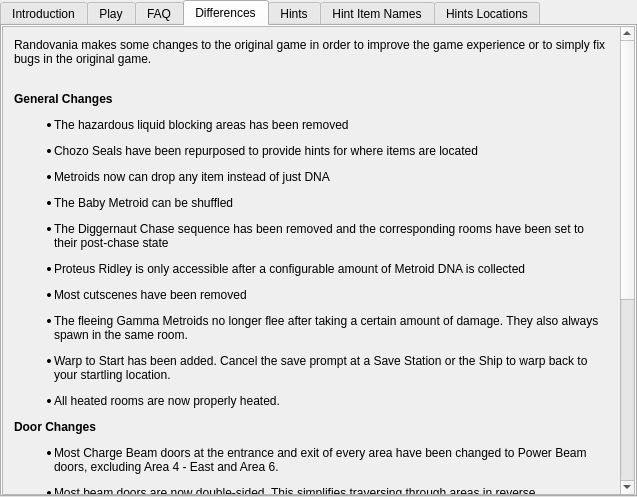
First picture: the form in randovania/gui/ui_files/games_tab_samusreturns_widget.ui, repository randovania/randovania, before the edit.
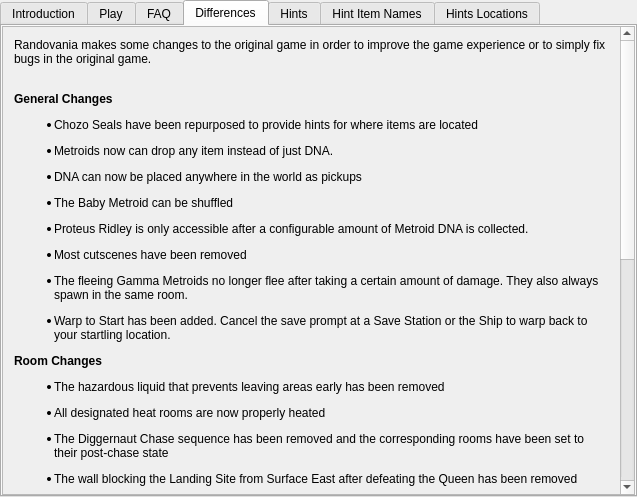
Second picture: the form after the edit. The open tabs and pages were chosen to show the change. Custom widgets are drawn as their Qt base class.

Commit message: Add info about connecting surfaces + cleanup

Diff of the .ui file:
```diff
--- a/randovania/gui/ui_files/games_tab_samusreturns_widget.ui
+++ b/randovania/gui/ui_files/games_tab_samusreturns_widget.ui
@@ -149,16 +149,16 @@
     <property name="geometry">
      <rect>
       <x>0</x>
-      <y>0</y>
+      <y>-46</y>
       <width>617</width>
-      <height>738</height>
+      <height>877</height>
      </rect>
     </property>
     <layout class="QVBoxLayout" name="verticalLayout">
      <item>
       <widget class="QLabel" name="differences_label">
        <property name="text">
-        <string>&lt;html&gt;&lt;head/&gt;&lt;body&gt;&lt;p&gt;Randovania makes some changes to the original game in order to improve the game experience or to simply fix bugs in the original game.&lt;/p&gt;&lt;p&gt;&lt;br/&gt;&lt;span style=&quot; font-weight:600;&quot;&gt;General Changes&lt;/span&gt;&lt;/p&gt;&lt;ul style=&quot;margin-top: 0px; margin-bottom: 0px; margin-left: 0px; margin-right: 0px; -qt-list-indent: 1;&quot;&gt;&lt;li style=&quot; margin-top:12px; margin-bottom:0px; margin-left:0px; margin-right:0px; -qt-block-indent:0; text-indent:0px;&quot;&gt;The hazardous liquid blocking areas has been removed&lt;/li&gt;&lt;li style=&quot; margin-top:12px; margin-bottom:0px; margin-left:0px; margin-right:0px; -qt-block-indent:0; text-indent:0px;&quot;&gt;Chozo Seals have been repurposed to provide hints for where items are located&lt;/li&gt;&lt;li style=&quot; margin-top:12px; margin-bottom:0px; margin-left:0px; margin-right:0px; -qt-block-indent:0; text-indent:0px;&quot;&gt;Metroids now can drop any item instead of just DNA&lt;/li&gt;&lt;li style=&quot; margin-top:12px; margin-bottom:0px; margin-left:0px; margin-right:0px; -qt-block-indent:0; text-indent:0px;&quot;&gt;The Baby Metroid can be shuffled&lt;/li&gt;&lt;li style=&quot; margin-top:12px; margin-bottom:0px; margin-left:0px; margin-right:0px; -qt-block-indent:0; text-indent:0px;&quot;&gt;The Diggernaut Chase sequence has been removed and the corresponding rooms have been set to their post-chase state&lt;/li&gt;&lt;li style=&quot; margin-top:12px; margin-bottom:0px; margin-left:0px; margin-right:0px; -qt-block-indent:0; text-indent:0px;&quot;&gt;Proteus Ridley is only accessible after a configurable amount of Metroid DNA is collected&lt;/li&gt;&lt;li style=&quot; margin-top:12px; margin-bottom:0px; margin-left:0px; margin-right:0px; -qt-block-indent:0; text-indent:0px;&quot;&gt;Most cutscenes have been removed&lt;/li&gt;&lt;li style=&quot; margin-top:12px; margin-bottom:0px; margin-left:0px; margin-right:0px; -qt-block-indent:0; text-indent:0px;&quot;&gt;The fleeing Gamma Metroids no longer flee after taking a certain amount of damage. They also always spawn in the same room.&lt;/li&gt;&lt;li style=&quot; margin-top:12px; margin-bottom:0px; margin-left:0px; margin-right:0px; -qt-block-indent:0; text-indent:0px;&quot;&gt;Warp to Start has been added. Cancel the save prompt at a Save Station or the Ship to warp back to your startling location.&lt;/li&gt;&lt;li style=&quot; margin-top:12px; margin-bottom:0px; margin-left:0px; margin-right:0px; -qt-block-indent:0; text-indent:0px;&quot;&gt;All heated rooms are now properly heated.&lt;/li&gt;&lt;/ul&gt;&lt;p&gt;&lt;span style=&quot; font-weight:600;&quot;&gt;Door Changes&lt;/span&gt;&lt;/p&gt;&lt;ul style=&quot;margin-top: 0px; margin-bottom: 0px; margin-left: 0px; margin-right: 0px; -qt-list-indent: 1;&quot;&gt;&lt;li style=&quot; margin-top:12px; margin-bottom:0px; margin-left:0px; margin-right:0px; -qt-block-indent:0; text-indent:0px;&quot;&gt;Most Charge Beam doors at the entrance and exit of every area have been changed to Power Beam doors, excluding Area 4 - East and Area 6.&lt;/li&gt;&lt;li style=&quot; margin-top:12px; margin-bottom:0px; margin-left:0px; margin-right:0px; -qt-block-indent:0; text-indent:0px;&quot;&gt;Most beam doors are now double-sided. This simplifies traversing through areas in reverse&lt;/li&gt;&lt;li style=&quot; margin-top:12px; margin-bottom:0px; margin-left:0px; margin-right:0px; -qt-block-indent:0; text-indent:0px;&quot;&gt;Some one-way doors are now two-way. These include: &lt;br/&gt;&lt;br/&gt;&lt;span style=&quot; font-weight:600;&quot;&gt;Area1&lt;/span&gt;&lt;br/&gt;&lt;/li&gt;&lt;/ul&gt;&lt;ul type=&quot;circle&quot; style=&quot;margin-top: 0px; margin-bottom: 0px; margin-left: 0px; margin-right: 0px; -qt-list-indent: 2;&quot;&gt;&lt;li style=&quot; margin-top:0px; margin-bottom:0px; margin-left:0px; margin-right:0px; -qt-block-indent:0; text-indent:0px;&quot;&gt;The Missile door entering Bomb room no longer locks, removing the requirement for Bombs and preventing a potential softlock.&lt;/li&gt;&lt;li style=&quot; margin-top:0px; margin-bottom:0px; margin-left:0px; margin-right:0px; -qt-block-indent:0; text-indent:0px;&quot;&gt;Shaft East can now be entered from the exterior without needing to open the door from the inside first&lt;/li&gt;&lt;li style=&quot; margin-top:0px; margin-bottom:0px; margin-left:0px; margin-right:0px; -qt-block-indent:0; text-indent:0px;&quot;&gt;The exterior Alpha can now be exited without Bombs, preventing a potential softlock&lt;/li&gt;&lt;p&gt;&lt;span style=&quot; font-weight:600;&quot;&gt;Area 3&lt;/span&gt;&lt;/p&gt;&lt;li style=&quot; margin-top:0px; margin-bottom:0px; margin-left:0px; margin-right:0px; -qt-block-indent:0; text-indent:0px;&quot;&gt;The two one-way doors in the Chozo Seal room no longer close behind you&lt;/li&gt;&lt;p&gt;&lt;span style=&quot; font-weight:600;&quot;&gt;Area 4&lt;/span&gt;&lt;/p&gt;&lt;li style=&quot; margin-top:0px; margin-bottom:0px; margin-left:0px; margin-right:0px; -qt-block-indent:0; text-indent:0px;&quot;&gt;The Chozo Seal Spazer door no longer closes behind you if you go for the item &lt;/li&gt;&lt;p&gt;&lt;span style=&quot; font-weight:600;&quot;&gt;Area 5&lt;/span&gt;&lt;/p&gt;&lt;li style=&quot; margin-top:0px; margin-bottom:0px; margin-left:0px; margin-right:0px; -qt-block-indent:0; text-indent:0px;&quot;&gt;You can now enter and exit from both doors in the Plasma Beam room &lt;/li&gt;&lt;li style=&quot; margin-top:0px; margin-bottom:0px; margin-left:0px; margin-right:0px; -qt-block-indent:0; text-indent:0px;&quot;&gt;Gravity Suit room can now be exited through the door as well as the Morph Ball tunnel&lt;/li&gt;&lt;/ul&gt;&lt;/body&gt;&lt;/html&gt;</string>
+        <string>&lt;html&gt;&lt;head/&gt;&lt;body&gt;&lt;p&gt;Randovania makes some changes to the original game in order to improve the game experience or to simply fix bugs in the original game.&lt;/p&gt;&lt;p&gt;&lt;br/&gt;&lt;span style=&quot; font-weight:600;&quot;&gt;General Changes&lt;/span&gt;&lt;/p&gt;&lt;ul style=&quot;margin-top: 0px; margin-bottom: 0px; margin-left: 0px; margin-right: 0px; -qt-list-indent: 1;&quot;&gt;&lt;li style=&quot; margin-top:12px; margin-bottom:0px; margin-left:0px; margin-right:0px; -qt-block-indent:0; text-indent:0px;&quot;&gt;Chozo Seals have been repurposed to provide hints for where items are located&lt;/li&gt;&lt;li style=&quot; margin-top:12px; margin-bottom:0px; margin-left:0px; margin-right:0px; -qt-block-indent:0; text-indent:0px;&quot;&gt;Metroids now can drop any item instead of just DNA.&lt;/li&gt;&lt;li style=&quot; margin-top:12px; margin-bottom:0px; margin-left:0px; margin-right:0px; -qt-block-indent:0; text-indent:0px;&quot;&gt;DNA can now be placed anywhere in the world as pickups&lt;/li&gt;&lt;li style=&quot; margin-top:12px; margin-bottom:0px; margin-left:0px; margin-right:0px; -qt-block-indent:0; text-indent:0px;&quot;&gt;The Baby Metroid can be shuffled&lt;/li&gt;&lt;li style=&quot; margin-top:12px; margin-bottom:0px; margin-left:0px; margin-right:0px; -qt-block-indent:0; text-indent:0px;&quot;&gt;Proteus Ridley is only accessible after a configurable amount of Metroid DNA is collected. &lt;/li&gt;&lt;li style=&quot; margin-top:12px; margin-bottom:0px; margin-left:0px; margin-right:0px; -qt-block-indent:0; text-indent:0px;&quot;&gt;Most cutscenes have been removed&lt;/li&gt;&lt;li style=&quot; margin-top:12px; margin-bottom:0px; margin-left:0px; margin-right:0px; -qt-block-indent:0; text-indent:0px;&quot;&gt;The fleeing Gamma Metroids no longer flee after taking a certain amount of damage. They also always spawn in the same room.&lt;/li&gt;&lt;li style=&quot; margin-top:12px; margin-bottom:0px; margin-left:0px; margin-right:0px; -qt-block-indent:0; text-indent:0px;&quot;&gt;Warp to Start has been added. Cancel the save prompt at a Save Station or the Ship to warp back to your startling location.&lt;/li&gt;&lt;/ul&gt;&lt;p&gt;&lt;span style=&quot; font-weight:600;&quot;&gt;Room Changes&lt;/span&gt;&lt;/p&gt;&lt;ul style=&quot;margin-top: 0px; margin-bottom: 0px; margin-left: 0px; margin-right: 0px; -qt-list-indent: 1;&quot;&gt;&lt;li style=&quot; margin-top:12px; margin-bottom:0px; margin-left:0px; margin-right:0px; -qt-block-indent:0; text-indent:0px;&quot;&gt;The hazardous liquid that prevents leaving areas early has been removed&lt;/li&gt;&lt;/ul&gt;&lt;ul style=&quot;margin-top: 0px; margin-bottom: 0px; margin-left: 0px; margin-right: 0px; -qt-list-indent: 1;&quot;&gt;&lt;li style=&quot; margin-top:12px; margin-bottom:0px; margin-left:0px; margin-right:0px; -qt-block-indent:0; text-indent:0px;&quot;&gt;All designated heat rooms are now properly heated&lt;/li&gt;&lt;/ul&gt;&lt;ul style=&quot;margin-top: 0px; margin-bottom: 0px; margin-left: 0px; margin-right: 0px; -qt-list-indent: 1;&quot;&gt;&lt;li style=&quot; margin-top:12px; margin-bottom:0px; margin-left:0px; margin-right:0px; -qt-block-indent:0; text-indent:0px;&quot;&gt;The Diggernaut Chase sequence has been removed and the corresponding rooms have been set to their post-chase state&lt;/li&gt;&lt;li style=&quot; margin-top:12px; margin-bottom:0px; margin-left:0px; margin-right:0px; -qt-block-indent:0; text-indent:0px;&quot;&gt;The wall blocking the Landing Site from Surface East after defeating the Queen has been removed&lt;/li&gt;&lt;li style=&quot; margin-top:12px; margin-bottom:0px; margin-left:0px; margin-right:0px; -qt-block-indent:0; text-indent:0px;&quot;&gt;In the vanilla game, the Surface area where Proteus Ridley resides is a separate map from the starting Surface. These are normally not connected. This has been changed to warp the player to the other Surface map by passing the Baby blocks in the Landing Site. Once enough DNA is collected to access Ridley, you can no longer warp from Surface West to Surface East.&lt;/li&gt;&lt;/ul&gt;&lt;p&gt;&lt;span style=&quot; font-weight:600;&quot;&gt;Door Changes&lt;/span&gt;&lt;/p&gt;&lt;ul style=&quot;margin-top: 0px; margin-bottom: 0px; margin-left: 0px; margin-right: 0px; -qt-list-indent: 1;&quot;&gt;&lt;li style=&quot; margin-top:12px; margin-bottom:0px; margin-left:0px; margin-right:0px; -qt-block-indent:0; text-indent:0px;&quot;&gt;Most Charge Beam doors at the entrance and exit of every area have been changed to Power Beam doors, excluding Area 4 - East and Area 6.&lt;/li&gt;&lt;li style=&quot; margin-top:12px; margin-bottom:0px; margin-left:0px; margin-right:0px; -qt-block-indent:0; text-indent:0px;&quot;&gt;Most beam doors are now double-sided. This simplifies traversing through areas in reverse&lt;/li&gt;&lt;li style=&quot; margin-top:12px; margin-bottom:0px; margin-left:0px; margin-right:0px; -qt-block-indent:0; text-indent:0px;&quot;&gt;Some one-way doors are now two-way. These include: &lt;br/&gt;&lt;br/&gt;&lt;span style=&quot; font-weight:600;&quot;&gt;Area1&lt;/span&gt;&lt;br/&gt;&lt;/li&gt;&lt;/ul&gt;&lt;ul type=&quot;circle&quot; style=&quot;margin-top: 0px; margin-bottom: 0px; margin-left: 0px; margin-right: 0px; -qt-list-indent: 2;&quot;&gt;&lt;li style=&quot; margin-top:0px; margin-bottom:0px; margin-left:0px; margin-right:0px; -qt-block-indent:0; text-indent:0px;&quot;&gt;The Missile door entering Bomb room no longer locks, removing the requirement for Bombs and preventing a potential softlock.&lt;/li&gt;&lt;li style=&quot; margin-top:0px; margin-bottom:0px; margin-left:0px; margin-right:0px; -qt-block-indent:0; text-indent:0px;&quot;&gt;Shaft East can now be entered from the exterior without needing to open the door from the inside first&lt;/li&gt;&lt;li style=&quot; margin-top:0px; margin-bottom:0px; margin-left:0px; margin-right:0px; -qt-block-indent:0; text-indent:0px;&quot;&gt;The exterior Alpha can now be exited without Bombs, preventing a potential softlock&lt;/li&gt;&lt;p&gt;&lt;span style=&quot; font-weight:600;&quot;&gt;Area 3&lt;/span&gt;&lt;/p&gt;&lt;li style=&quot; margin-top:0px; margin-bottom:0px; margin-left:0px; margin-right:0px; -qt-block-indent:0; text-indent:0px;&quot;&gt;The two one-way doors in the Chozo Seal room no longer close behind you&lt;/li&gt;&lt;p&gt;&lt;span style=&quot; font-weight:600;&quot;&gt;Area 4&lt;/span&gt;&lt;/p&gt;&lt;li style=&quot; margin-top:0px; margin-bottom:0px; margin-left:0px; margin-right:0px; -qt-block-indent:0; text-indent:0px;&quot;&gt;The Chozo Seal Spazer door no longer closes behind you if you go for the item &lt;/li&gt;&lt;p&gt;&lt;span style=&quot; font-weight:600;&quot;&gt;Area 5&lt;/span&gt;&lt;/p&gt;&lt;li style=&quot; margin-top:0px; margin-bottom:0px; margin-left:0px; margin-right:0px; -qt-block-indent:0; text-indent:0px;&quot;&gt;You can now enter and exit from both doors in the Plasma Beam room &lt;/li&gt;&lt;li style=&quot; margin-top:0px; margin-bottom:0px; margin-left:0px; margin-right:0px; -qt-block-indent:0; text-indent:0px;&quot;&gt;Gravity Suit room can now be exited through the door as well as the Morph Ball tunnel&lt;/li&gt;&lt;/ul&gt;&lt;/body&gt;&lt;/html&gt;</string>
        </property>
        <property name="alignment">
         <set>Qt::AlignLeading|Qt::AlignLeft|Qt::AlignTop</set>
```
